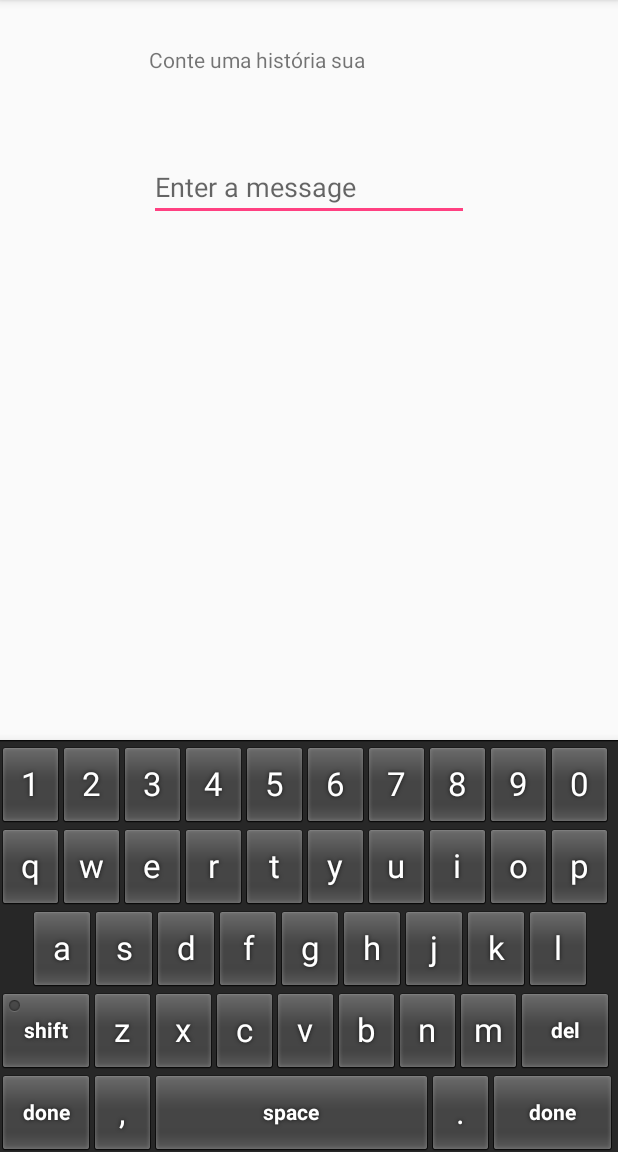
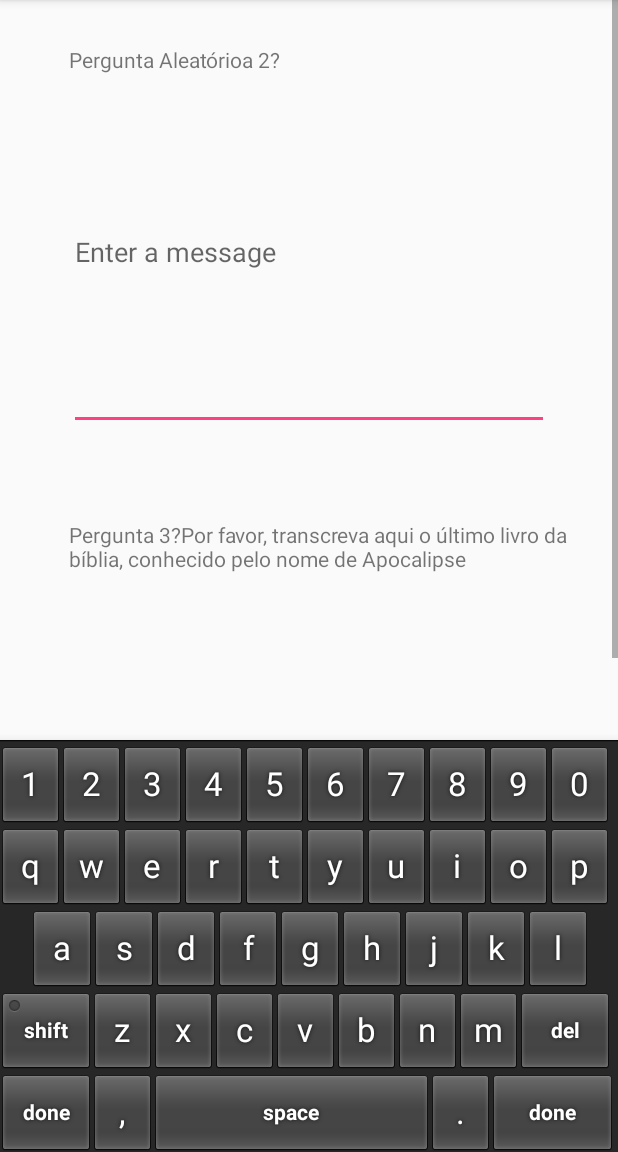
Before and after one commit to JoSuzuki/aegis, an Android app: the CollectorActivity screen opened directly, with no data from a screen before it, on a phone screen of 412 x 824 dp, the part 84-1236 px from its top. Run offline under Robolectric (Android 15) with nearby library versions, the light colour scheme and no system bars.

Commit message:
Tela c Scroll e Perguntas Aleatorias

```diff
--- a/android/Aegis/app/src/main/java/pignus/aegis/CollectorActivity.java
+++ b/android/Aegis/app/src/main/java/pignus/aegis/CollectorActivity.java
@@ -21,9 +21,14 @@ import android.widget.TextView;
 import java.io.File;
 import java.io.FileOutputStream;
 import java.io.OutputStreamWriter;
+import java.util.Random;
 
 public class CollectorActivity extends AppCompatActivity implements SensorEventListener{
     private final static int STRING_MAX_SIZE = 10000;
+
+    String[] Perguntas = {"Pergunta 1 Vamos testar se a pergunta é grande demais para caber na tela?","Pergunta 2? Será que essa pergunta é grande demais para caber na tela? Vamos descobrir depois de testar o programa!","Pergunta 3?Por favor, transcreva aqui o último livro da bíblia, conhecido pelo nome de Apocalipse","Pergunta Aleatória 1?","Pergunta Aleatórioa 2?", "Pergunta Aleatória 3?"};
+    int[] PerguntasSelecionadas = new int[3];
+
     File folder;
 
     File AccelerometerFile;
@@ -54,7 +59,9 @@ public class CollectorActivity extends AppCompatActivity implements SensorEventL
 
     //Txt da Tela
     EditText textBox;
-    TextView mTxtUserName;
+    TextView mTxtQ1;
+    TextView mTxtQ2;
+    TextView mTxtQ3;
 
     private String GravarArquivo(File Arquivo, String bufferDados, String dados, boolean Buffer){
         if(bufferDados.length() + dados.length() > STRING_MAX_SIZE || Buffer == false) {
@@ -93,16 +100,46 @@ public class CollectorActivity extends AppCompatActivity implements SensorEventL
         TouchEventFile = new File("/sdcard/aegis/" + Folder + "/TouchEvent.csv");
 
         //Txtbox editavel da tela
-        textBox = (EditText) findViewById(R.id.editText);
+        textBox = (EditText) findViewById(R.id.TxtA1);
 
         // Collector keyboard
         mCollectorKeyboard = new CollectorKeyboard(this, R.id.keyboardview, R.xml.collector_keyboard, userName);
-        mCollectorKeyboard.registerEditText(R.id.editText);
+        mCollectorKeyboard.registerEditText(R.id.TxtA1);
+        mCollectorKeyboard.registerEditText(R.id.TxtA2);
+        mCollectorKeyboard.registerEditText(R.id.TxtA3);
 
         //Txts da Tela
 
-        mTxtUserName = (TextView) findViewById(R.id.TxtUserName);
-        mTxtUserName.setText(userName);
+        //mTxtUserName = (TextView) findViewById(R.id.TxtUserName);
+        //mTxtUserName.setText(userName);
+        Random r = new Random();
+        int NumSorteado;
+        int i = 0;
+        boolean repetido = false;
+
+        while(i < PerguntasSelecionadas.length){
+            NumSorteado = r.nextInt(Perguntas.length);
+            for(int j = 0; j < i; j++){
+                if(PerguntasSelecionadas[j] == NumSorteado) {
+                    repetido = true;
+                }
+            }
+            if(!repetido){
+                PerguntasSelecionadas[i] = NumSorteado;
+                i++;
+            }
+            repetido = false;
+        }
+
+        mTxtQ1 = (TextView) findViewById(R.id.TxtQ1);
+        mTxtQ1.setText(Perguntas[PerguntasSelecionadas[0]]);
+
+        mTxtQ2 = (TextView) findViewById(R.id.TxtQ2);
+        mTxtQ2.setText(Perguntas[PerguntasSelecionadas[1]]);
+
+        mTxtQ3 = (TextView) findViewById(R.id.TxtQ3);
+        mTxtQ3.setText(Perguntas[PerguntasSelecionadas[2]]);
+
 
         mSensorManager = (SensorManager)getSystemService(SENSOR_SERVICE);
         mAccelerometer = mSensorManager.getDefaultSensor(Sensor.TYPE_ACCELEROMETER);
--- a/android/Aegis/app/src/main/java/pignus/aegis/CollectorKeyboard.java
+++ b/android/Aegis/app/src/main/java/pignus/aegis/CollectorKeyboard.java
@@ -6,6 +6,7 @@ import android.inputmethodservice.Keyboard;
 import android.inputmethodservice.KeyboardView;
 import android.os.Environment;
 import android.text.Editable;
+import android.text.InputType;
 import android.util.Log;
 import android.view.Display;
 import android.view.MotionEvent;
@@ -227,6 +228,10 @@ public class CollectorKeyboard {
     public void registerEditText(int resourceId) {
         // Find the editText resourceId
         EditText editText = (EditText) mHostActivity.findViewById(resourceId);
+        editText.setShowSoftInputOnFocus(false);
+        //editText.setRawInputType(InputType.TYPE_NULL);
+        //editText.setTextIsSelectable(true);
+
         editText.setOnFocusChangeListener(new View.OnFocusChangeListener() {
             @Override
             public void onFocusChange(View view, boolean hasFocus) {
--- a/android/Aegis/app/src/main/java/pignus/aegis/SensorsActivity.java
+++ b/android/Aegis/app/src/main/java/pignus/aegis/SensorsActivity.java
@@ -3,12 +3,9 @@ package pignus.aegis;
 import android.content.Context;
 import android.content.Intent;
 import android.hardware.SensorEventListener;
-import android.inputmethodservice.Keyboard;
-import android.inputmethodservice.KeyboardView;
 import android.os.Environment;
 import android.support.v7.app.AppCompatActivity;
 import android.os.Bundle;
-import android.text.Editable;
 import android.view.Display;
 import android.view.View;
 import android.view.WindowManager;
@@ -103,11 +100,11 @@ public class SensorsActivity extends AppCompatActivity implements SensorEventLis
         TouchEventFile = new File("/sdcard/aegis/" + Folder + "/TouchEvent.csv");
 
         //Txtbox editavel da tela
-        textBox = (EditText) findViewById(R.id.editText);
+        textBox = (EditText) findViewById(R.id.TxtA1);
 
         // Collector keyboard
         mCollectorKeyboard = new CollectorKeyboard(this, R.id.keyboardview, R.xml.collector_keyboard, userName);
-        mCollectorKeyboard.registerEditText(R.id.editText);
+        mCollectorKeyboard.registerEditText(R.id.TxtA1);
 
         //Txts da Tela
 
--- a/android/Aegis/app/src/main/res/layout/activity_collector.xml
+++ b/android/Aegis/app/src/main/res/layout/activity_collector.xml
@@ -5,6 +5,18 @@
     android:layout_width="match_parent"
     android:layout_height="match_parent"
     tools:context="pignus.aegis.CollectorActivity">
+
+    <RelativeLayout
+        android:layout_width="match_parent"
+        android:layout_height="match_parent">
+
+
+
+
+    <ScrollView
+        android:layout_width="match_parent"
+        android:layout_height="match_parent">
+
     <RelativeLayout
         android:layout_width="match_parent"
         android:layout_height="match_parent"
@@ -17,43 +29,87 @@
 
 
             <TextView
-            android:id="@+id/textView3"
+                android:id="@+id/TxtQ1"
                 android:layout_width="wrap_content"
                 android:layout_height="wrap_content"
-            android:layout_alignLeft="@+id/editText"
-            android:layout_alignStart="@+id/editText"
+                android:layout_alignLeft="@+id/TxtA1"
+                android:layout_alignStart="@+id/TxtA1"
                 android:layout_marginTop="30dp"
-            android:text="Conte uma história sua " />
-
-        <TextView
-            android:id="@+id/TxtUserName"
-            android:layout_width="wrap_content"
-            android:layout_height="wrap_content"
-            android:layout_alignBaseline="@+id/textView3"
-            android:layout_alignBottom="@+id/textView3"
-            android:layout_toEndOf="@+id/textView3"
-            android:layout_toRightOf="@+id/textView3"
-            android:text="TextView" />
+                android:text="Texto 1" />
 
             <EditText
-            android:id="@+id/editText"
+            android:id="@+id/TxtA1"
             android:layout_width="wrap_content"
             android:layout_height="wrap_content"
             android:layout_centerHorizontal="true"
-            android:layout_marginTop="102dp"
-            android:ems="10"
+            android:layout_below="@id/TxtQ1"
+            android:ems="15"
+            android:minLines="10"
             android:hint="@string/text_box"
-            android:inputType="textMultiLine" />
+            android:inputType="textMultiLine"
+            android:scrollHorizontally="false"/>
+
+        <TextView
+            android:id="@+id/TxtQ2"
+            android:layout_width="wrap_content"
+            android:layout_height="wrap_content"
+            android:layout_alignLeft="@+id/TxtA1"
+            android:layout_alignStart="@+id/TxtA1"
+            android:layout_below="@id/TxtA1"
+            android:layout_marginTop="60dp"
+            android:text="Texto 2" />
+
+        <EditText
+            android:id="@+id/TxtA2"
+            android:layout_width="wrap_content"
+            android:layout_height="wrap_content"
+            android:layout_centerHorizontal="true"
+            android:layout_below="@id/TxtQ2"
+            android:ems="15"
+            android:minLines="10"
+            android:hint="@string/text_box"
+            android:inputType="textMultiLine"
+            android:scrollHorizontally="false"/>
+
+        <TextView
+            android:id="@+id/TxtQ3"
+            android:layout_width="wrap_content"
+            android:layout_height="wrap_content"
+            android:layout_alignLeft="@+id/TxtA1"
+            android:layout_alignStart="@+id/TxtA1"
+            android:layout_below="@id/TxtA2"
+            android:layout_marginTop="60dp"
+            android:text="Texto 3" />
+
+        <EditText
+            android:id="@+id/TxtA3"
+            android:layout_width="wrap_content"
+            android:layout_height="wrap_content"
+            android:layout_centerHorizontal="true"
+            android:layout_below="@id/TxtQ3"
+            android:ems="15"
+            android:minLines="10"
+            android:hint="@string/text_box"
+            android:inputType="textMultiLine"
+            android:scrollHorizontally="false"/>
+
 
             <Button
                 android:id="@+id/btnEnd"
                 android:layout_width="wrap_content"
                 android:layout_height="wrap_content"
+                android:layout_below="@id/TxtA3"
                 android:layout_alignParentBottom="true"
+                android:layout_marginTop="60dp"
+                android:layout_marginBottom="300dp"
                 android:layout_centerHorizontal="true"
-            android:layout_marginBottom="104dp"
                 android:elevation="0dp"
                 android:text="Finalizar Leitura" />
+
+
+    </RelativeLayout>
+
+    </ScrollView>
 
         <android.inputmethodservice.KeyboardView
             android:id="@+id/keyboardview"
@@ -68,5 +124,4 @@
 
     </RelativeLayout>
 
-
 </android.support.constraint.ConstraintLayout>
--- a/android/Aegis/app/src/main/res/layout/activity_sensors.xml
+++ b/android/Aegis/app/src/main/res/layout/activity_sensors.xml
@@ -130,7 +130,7 @@
             android:id="@+id/TxtUserName"
             android:layout_width="wrap_content"
             android:layout_height="wrap_content"
-            android:layout_above="@+id/editText"
+            android:layout_above="@+id/TxtA1"
             android:text="TextView" />
 
         <Button
@@ -144,7 +144,7 @@
             android:text="Finalizar Leitura" />
 
         <EditText
-            android:id="@+id/editText"
+            android:id="@+id/TxtA1"
             android:layout_width="wrap_content"
             android:layout_height="wrap_content"
             android:layout_alignParentLeft="true"
```
Lines whose indentation alone changed are shown as unchanged.
